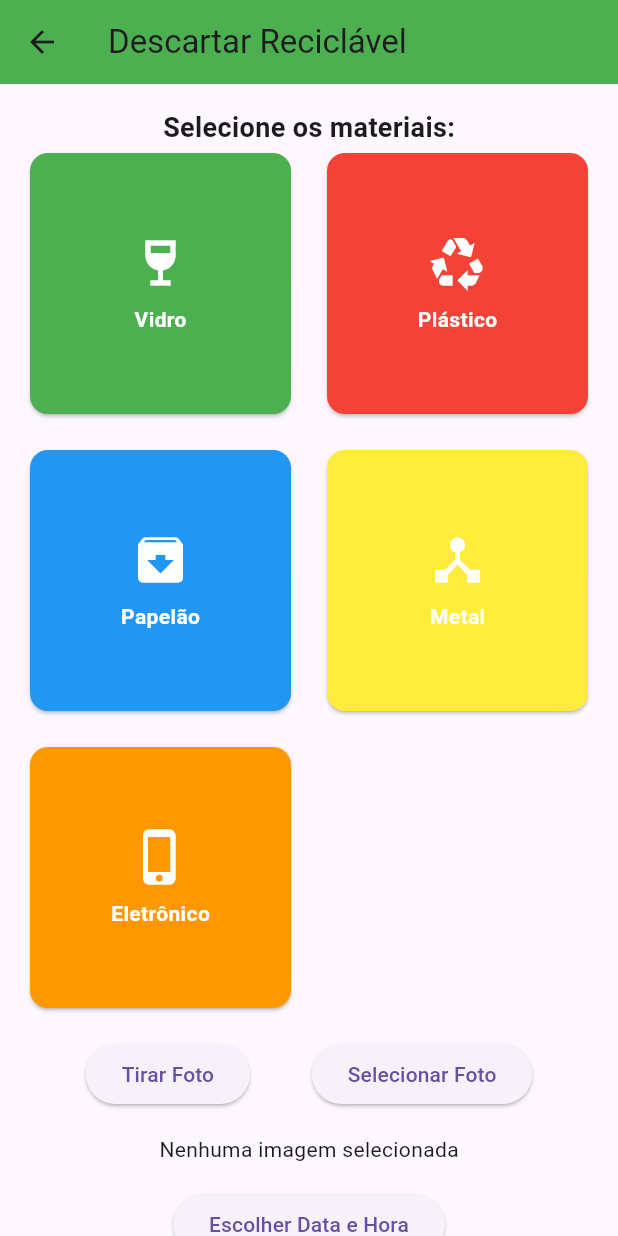
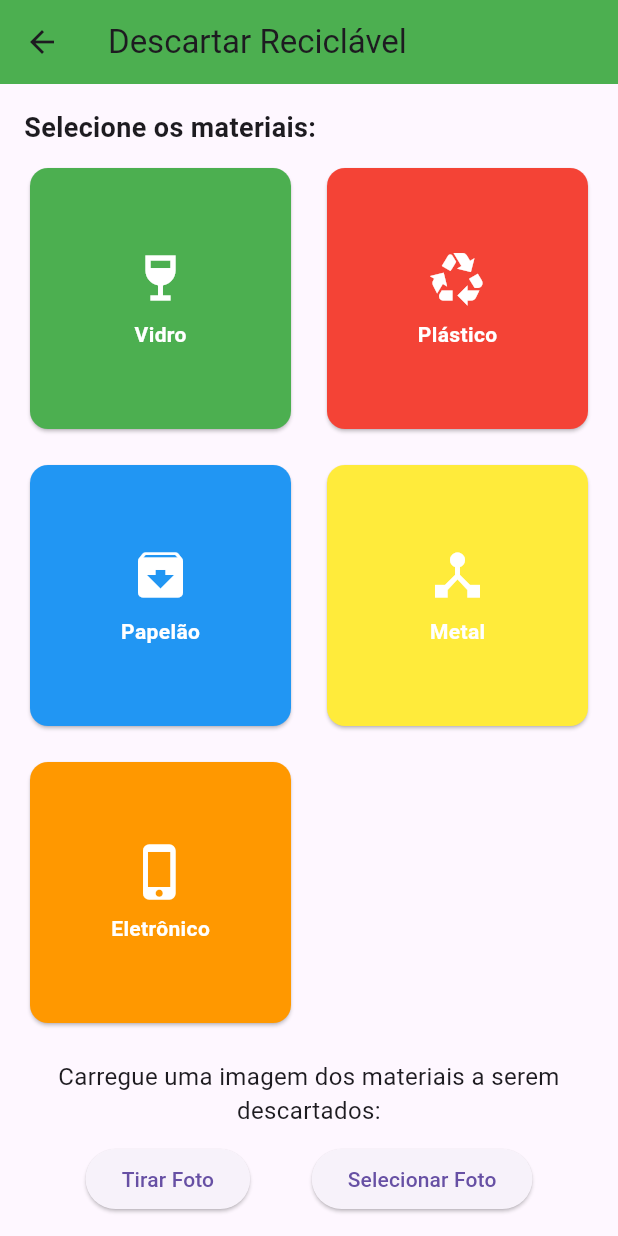
Before and after one commit to AlexandreN08/recicle, a Flutter app: the screen it shows once a user with an empty profile is signed in, after a tap on "Descartar Reciclável", on a phone screen of 412 x 824 dp. Run offline on Flutter 3.47's test engine with Material 3 defaults, Android fonts, the light colour scheme and no system bars; our stand-ins replace cloud_firestore, firebase_auth, firebase_core, firebase_messaging, flutter_local_notifications, geocoding and 5 more; accounts and stored records are empty; project files that could hold a hidden picture were left out.

Commit message:
Ajuste de interface

```diff
--- a/lib/main.dart
+++ b/lib/main.dart
@@ -1,5 +1,5 @@
 import 'package:flutter/material.dart';
-import 'package:flutter/foundation.dart'; // Para kIsWeb
+import 'package:flutter/foundation.dart';
 import 'package:firebase_core/firebase_core.dart';
 import 'package:firebase_auth/firebase_auth.dart';
 import 'package:cloud_firestore/cloud_firestore.dart';
@@ -26,12 +26,11 @@ class MyApp extends StatelessWidget {
   Widget build(BuildContext context) {
     return MaterialApp(
       title: 'Recicle App',
-      debugShowCheckedModeBanner: false, // Remove banner de debug
+      debugShowCheckedModeBanner: false,
       theme: ThemeData(
         primarySwatch: Colors.green,
-        useMaterial3: true, // Material 3 design
+        useMaterial3: true,
       ),
-      // Define a tela inicial baseada na plataforma
       home: kIsWeb ? AuthWrapperWeb() : AuthWrapperMobile(),
       routes: {
         '/home': (context) => HomeScreen(),
@@ -43,8 +42,6 @@ class MyApp extends StatelessWidget {
     );
   }
 }
-
-/// Wrapper de autenticação para Mobile
 class AuthWrapperMobile extends StatelessWidget {
   @override
   Widget build(BuildContext context) {
@@ -71,26 +68,22 @@ class AuthWrapperMobile extends StatelessWidget {
           );
         }
 
-        // Se não há usuário logado, vai para login
         if (!snapshot.hasData || snapshot.data == null) {
           return LoginScreen();
         }
 
-        // Usuário logado, vai para home
         return HomeScreen();
       },
     );
   }
 }
 
-/// Wrapper de autenticação para Web (com verificação de admin)
 class AuthWrapperWeb extends StatelessWidget {
   @override
   Widget build(BuildContext context) {
     return StreamBuilder<User?>(
       stream: FirebaseAuth.instance.authStateChanges(),
       builder: (context, snapshot) {
-        // Enquanto verifica autenticação
         if (snapshot.connectionState == ConnectionState.waiting) {
           return Scaffold(
             backgroundColor: Colors.white,
@@ -110,14 +103,12 @@ class AuthWrapperWeb extends StatelessWidget {
           );
         }
 
-        // Se não há usuário logado
         if (!snapshot.hasData || snapshot.data == null) {
           return LoginWebScreen();
         }
 
         final user = snapshot.data!;
 
-        // Verificar se é admin
         return FutureBuilder<QuerySnapshot>(
           future: FirebaseFirestore.instance
               .collection('cadastros')
@@ -144,19 +135,16 @@ class AuthWrapperWeb extends StatelessWidget {
               );
             }
 
-            // Se houve erro na consulta
             if (adminSnapshot.hasError) {
               print('Erro ao verificar admin: ${adminSnapshot.error}');
               return HomeScreen();
             }
 
-            // Se não encontrou documentos
             if (!adminSnapshot.hasData || adminSnapshot.data!.docs.isEmpty) {
               print('Usuário ${user.email} não encontrado na coleção cadastros');
               return HomeScreen();
             }
 
-            // Verificar se é admin
             try {
               final userData = adminSnapshot.data!.docs.first.data() as Map<String, dynamic>;
               final isAdmin = userData['isAdmin'] == true;
--- a/lib/screens/comoReciclar.dart
+++ b/lib/screens/comoReciclar.dart
@@ -29,7 +29,7 @@ class ComoReciclarScreen extends StatelessWidget {
             ),
             SizedBox(height: 10),
             Image.asset(
-  'assets/lixeiras.jpeg', // Caminho da imagem
+  'assets/lixeiras.jpeg',
   height: 150,
   width: double.infinity,
   fit: BoxFit.cover,
@@ -51,7 +51,7 @@ class ComoReciclarScreen extends StatelessWidget {
             ),
             SizedBox(height: 10),
 Image.asset(
-  'assets/material.jpg', // Caminho da imagem
+  'assets/material.jpg',
   height: 150,
   width: double.infinity,
   fit: BoxFit.cover,
--- a/lib/screens/descarte_screen.dart
+++ b/lib/screens/descarte_screen.dart
@@ -49,12 +49,15 @@ class _DescarteScreenState extends State<DescarteScreen> {
     if (hora == null) return;
 
     setState(() {
-      _dataHora = DateTime(data.year, data.month, data.day, hora.hour, hora.minute);
+      _dataHora =
+          DateTime(data.year, data.month, data.day, hora.hour, hora.minute);
     });
   }
 
   Future<void> _salvar() async {
-    if (_materiaisSelecionados.isEmpty || _imagemSelecionada == null || _dataHora == null) {
+    if (_materiaisSelecionados.isEmpty ||
+        _imagemSelecionada == null ||
+        _dataHora == null) {
       ScaffoldMessenger.of(context).showSnackBar(
         const SnackBar(content: Text('Preencha todos os campos.')),
       );
@@ -79,22 +82,35 @@ class _DescarteScreenState extends State<DescarteScreen> {
   @override
   Widget build(BuildContext context) {
     return Scaffold(
-      appBar: AppBar(title: const Text('Descartar Reciclável'), backgroundColor: Colors.green),
+      appBar: AppBar(
+          title: const Text('Descartar Reciclável'),
+          backgroundColor: Colors.green),
       body: SafeArea(
         child: SingleChildScrollView(
           padding: const EdgeInsets.all(16),
           child: Column(
+            crossAxisAlignment: CrossAxisAlignment.start,
             children: [
-              const Text('Selecione os materiais:', style: TextStyle(fontSize: 18, fontWeight: FontWeight.bold)),
+              // ----------- TÍTULO MATERIAIS -----------
+              const Text(
+                'Selecione os materiais:',
+                style: TextStyle(fontSize: 18, fontWeight: FontWeight.bold),
+              ),
+
+              const SizedBox(height: 10),
+
               GridView.builder(
                 shrinkWrap: true,
                 physics: const NeverScrollableScrollPhysics(),
                 gridDelegate: const SliverGridDelegateWithFixedCrossAxisCount(
-                    crossAxisCount: 2, crossAxisSpacing: 16, mainAxisSpacing: 16),
+                    crossAxisCount: 2,
+                    crossAxisSpacing: 16,
+                    mainAxisSpacing: 16),
                 itemCount: _materiais.length,
                 itemBuilder: (_, i) {
                   final m = _materiais[i];
-                  final selecionado = _materiaisSelecionados.contains(m['title']);
+                  final selecionado =
+                      _materiaisSelecionados.contains(m['title']);
                   return GestureDetector(
                     onTap: () {
                       setState(() {
@@ -104,14 +120,22 @@ class _DescarteScreenState extends State<DescarteScreen> {
                       });
                     },
                     child: Card(
-                      color: selecionado ? m['color'].withOpacity(0.6) : m['color'],
+                      color: selecionado
+                          ? m['color'].withOpacity(0.6)
+                          : m['color'],
                       child: Center(
                         child: Column(
                           mainAxisAlignment: MainAxisAlignment.center,
                           children: [
                             Icon(m['icon'], color: Colors.white, size: 40),
                             const SizedBox(height: 8),
-                            Text(m['title'], style: const TextStyle(color: Colors.white, fontWeight: FontWeight.bold))
+                            Text(
+                              m['title'],
+                              style: const TextStyle(
+                                color: Colors.white,
+                                fontWeight: FontWeight.bold,
+                              ),
+                            )
                           ],
                         ),
                       ),
@@ -119,20 +143,57 @@ class _DescarteScreenState extends State<DescarteScreen> {
                   );
                 },
               ),
-              const SizedBox(height: 16),
+
+              const SizedBox(height: 20),
+
+              // ----------- TÍTULO IMAGEM -----------
+              Text(
+                'Carregue uma imagem dos materiais a serem descartados:',
+                style: const TextStyle(
+                  fontSize: 16,
+                  fontWeight: FontWeight.normal,
+                ),
+                textAlign: TextAlign.center,
+              ),
+
+              const SizedBox(height: 10),
+
               Row(
                 mainAxisAlignment: MainAxisAlignment.spaceEvenly,
                 children: [
-                  ElevatedButton(onPressed: () => _selecionarImagem(camera: true), child: const Text('Tirar Foto')),
-                  ElevatedButton(onPressed: _selecionarImagem, child: const Text('Selecionar Foto')),
+                  ElevatedButton(
+                    onPressed: () => _selecionarImagem(camera: true),
+                    child: const Text('Tirar Foto'),
+                  ),
+                  ElevatedButton(
+                    onPressed: _selecionarImagem,
+                    child: const Text('Selecionar Foto'),
+                  ),
                 ],
               ),
+
               const SizedBox(height: 16),
+
               _imagemSelecionada != null
                   ? Image.file(_imagemSelecionada!, width: 200, height: 200)
                   : const Text('Nenhuma imagem selecionada'),
-              const SizedBox(height: 16),
-              ElevatedButton(
+
+              const SizedBox(height: 20),
+
+              // ----------- TÍTULO HORÁRIO -----------
+              Text(
+                'Selecione um Horario disponível para coleta:',
+                style: const TextStyle(
+                  fontSize: 16,
+                  fontWeight: FontWeight.normal,
+                ),
+                textAlign: TextAlign.center,
+              ),
+
+              const SizedBox(height: 10),
+
+              Center(
+                child: ElevatedButton(
                   onPressed: _selecionarDataHora,
                   child: Text(
                     _dataHora != null
@@ -140,13 +201,22 @@ class _DescarteScreenState extends State<DescarteScreen> {
                         : 'Escolher Data e Hora',
                   ),
                 ),
-              const SizedBox(height: 16),
+              ),
+
+              const SizedBox(height: 20),
+
               _loading
-                  ? const CircularProgressIndicator()
-                  : ElevatedButton(
+                  ? const Center(child: CircularProgressIndicator())
+                  : Center(
+                      child: ElevatedButton(
                         onPressed: _salvar,
-                      style: ElevatedButton.styleFrom(backgroundColor: Colors.green),
+                        style: ElevatedButton.styleFrom(
+                          backgroundColor: Colors.green,
+                          padding: const EdgeInsets.symmetric(
+                              horizontal: 40, vertical: 12),
+                        ),
                         child: const Text('Salvar'),
+                      ),
                     ),
             ],
           ),
--- a/pubspec.yaml
+++ b/pubspec.yaml
@@ -50,6 +50,8 @@ dependencies:
   flutter_email_sender: ^7.0.0
   cloud_functions: ^5.3.4
   crypto: ^3.0.6
+  flutter_localizations:
+    sdk: flutter
 
 
 dev_dependencies:
```
Also changed, not shown: lib/controllers/admin_controller.dart (+27 -8 lines), lib/controllers/auth_controller.dart (+0 -33 lines), lib/screens/dicas.dart (+6 -6 lines), lib/screens/homescreen.dart (+10 -2 lines), lib/screens/login_screen.dart (+0 -9 lines), lib/screens/pontosColeta.dart (+53 -14 lines), lib/widgets/recent_disposals.dart (+20 -9 lines), pubspec.lock, 1 other file. Lines whose indentation alone changed are shown as unchanged.
